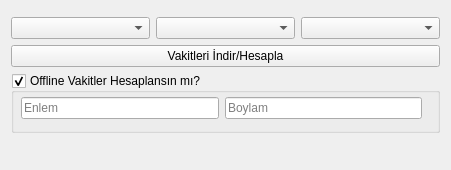
Old version of the form sehirSecwindow.ui in the repository atakli/PrayerReminder-Desktop.
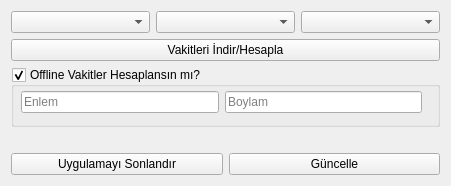
New version of the form.

What changed in the file:
```diff
--- a/sehirSecwindow.ui
+++ b/sehirSecwindow.ui
@@ -192,6 +192,24 @@
        </property>
       </widget>
      </item>
+     <item>
+      <layout class="QHBoxLayout" name="horizontalLayout_4">
+       <item>
+        <widget class="QPushButton" name="quitButton">
+         <property name="text">
+          <string>Uygulamayı Sonlandır</string>
+         </property>
+        </widget>
+       </item>
+       <item>
+        <widget class="QPushButton" name="updateButton">
+         <property name="text">
+          <string>Güncelle</string>
+         </property>
+        </widget>
+       </item>
+      </layout>
+     </item>
     </layout>
    </item>
   </layout>
```
